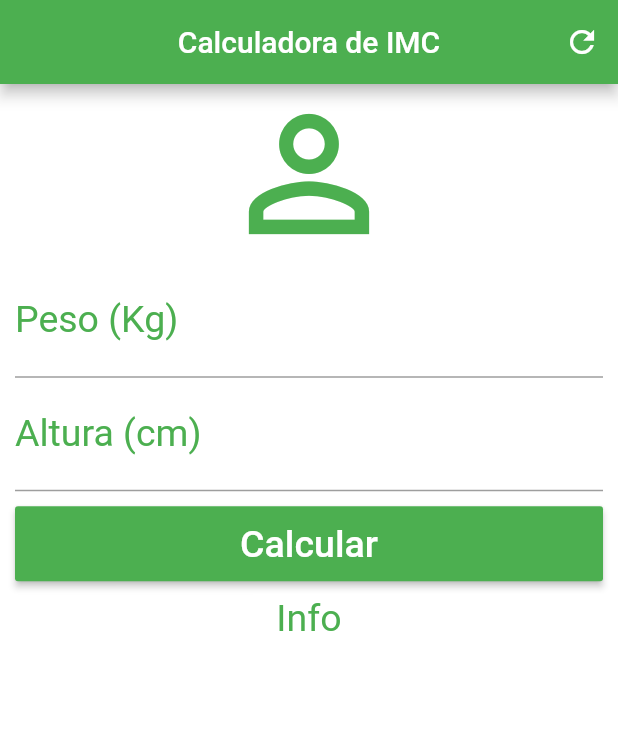
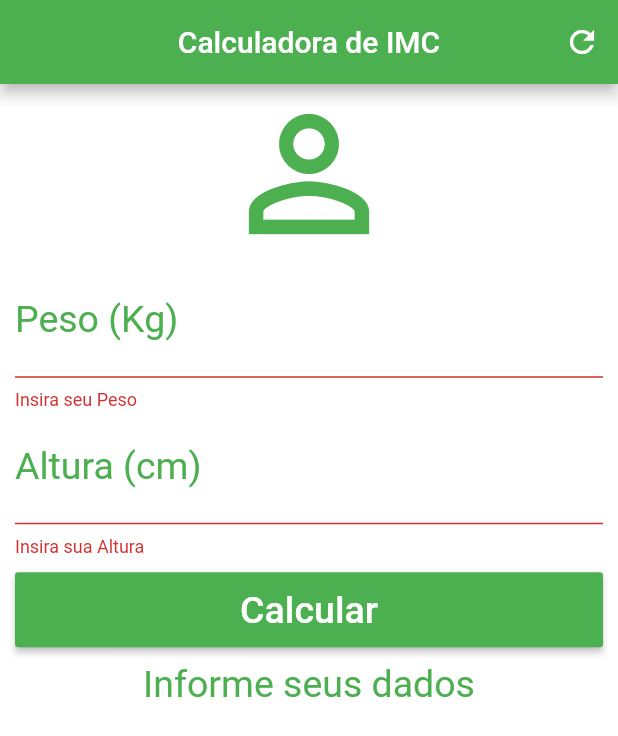
Before and after one commit to ViniciusZanoli/calculadora_imc, a Flutter app: the screen it shows after launch, after a tap on "Calcular", on a phone screen of 412 x 824 dp. Shown: the top 736 px of the screen. Run offline on Flutter 3.47's test engine with Material 2 defaults, Android fonts, the phone set to English and light mode, and no system bars.

Commit message:
Logica de calcular IMC inserida, app funcionando

```diff
--- a/lib/main.dart
+++ b/lib/main.dart
@@ -13,6 +13,44 @@ class Home extends StatefulWidget {
 }
 
 class _HomeState extends State<Home> {
+  TextEditingController weightController = TextEditingController();
+  TextEditingController heightController = TextEditingController();
+
+  GlobalKey<FormState> _formKey = GlobalKey<FormState>();
+
+  String _infoText = "Informe seus dados";
+
+  void _resetFields() {
+    setState(() {
+      weightController.text = "";
+      heightController.text = "";
+
+      _infoText = "Informe os seus dados";
+      _formKey = GlobalKey<FormState>();
+    });
+  }
+
+  void _calculate() {
+    setState(() {
+      double weight = double.parse(weightController.text);
+      double heigt = double.parse(heightController.text) / 100;
+      double imc = weight / (heigt * heigt);
+      if (imc < 18.6) {
+        _infoText = "Abaixo do Peso (${imc.toStringAsPrecision(3)})";
+      } else if (imc >= 18.6 && imc < 24.9) {
+        _infoText = "Peso ideal (${imc.toStringAsPrecision(3)})";
+      } else if (imc >= 24.9 && imc < 29.9) {
+        _infoText = "Levemente acima do Peso (${imc.toStringAsPrecision(3)})";
+      } else if (imc >= 29.9 && imc < 34.9) {
+        _infoText = "Obesidade gral I (${imc.toStringAsPrecision(3)})";
+      } else if (imc >= 34.9 && imc < 39.9) {
+        _infoText = "Obesidade gral II (${imc.toStringAsPrecision(3)})";
+      } else if (imc >= 40) {
+        _infoText = "Obesidade gral III (${imc.toStringAsPrecision(3)})";
+      }
+    });
+  }
+
   @override
   Widget build(BuildContext context) {
     return Scaffold(
@@ -21,38 +59,58 @@ class _HomeState extends State<Home> {
           centerTitle: true,
           backgroundColor: Colors.green,
           actions: <Widget>[
-            IconButton(icon: Icon(Icons.refresh), onPressed: () {})
+            IconButton(icon: Icon(Icons.refresh), onPressed: _resetFields),
           ],
         ),
         backgroundColor: Colors.white,
         body: SingleChildScrollView(
             padding: EdgeInsets.fromLTRB(10.0, 0.0, 10.0, 0.0),
+            child: Form(
+              key: _formKey,
               child: Column(
                 crossAxisAlignment: CrossAxisAlignment.stretch,
                 children: <Widget>[
                   Icon(Icons.person_outline, size: 120, color: Colors.green),
-              TextField(
+                  TextFormField(
                     keyboardType: TextInputType.number,
                     decoration: InputDecoration(
                         labelText: "Peso (Kg)",
                         labelStyle: TextStyle(color: Colors.green)),
                     textAlign: TextAlign.center,
                     style: TextStyle(color: Colors.green, fontSize: 25.0),
+                    controller: weightController,
+                    // ignore: missing_return
+                    validator: (value) {
+                      if (value.isEmpty) {
+                        return "Insira seu Peso";
+                      }
+                    },
                   ),
-              TextField(
+                  TextFormField(
                     keyboardType: TextInputType.number,
                     decoration: InputDecoration(
                         labelText: "Altura (cm)",
                         labelStyle: TextStyle(color: Colors.green)),
                     textAlign: TextAlign.center,
                     style: TextStyle(color: Colors.green, fontSize: 25.0),
+                    controller: heightController,
+                    // ignore: missing_return
+                    validator: (value) {
+                      if (value.isEmpty) {
+                        return "Insira sua Altura";
+                      }
+                    },
                   ),
                   Padding(
                     padding: EdgeInsets.only(top: 10.0, bottom: 10.0),
                     child: Container(
                       height: 50.0,
                       child: RaisedButton(
-                    onPressed: () {},
+                        onPressed: () {
+                          if(_formKey.currentState.validate()){
+                            _calculate();
+                          }
+                        },
                         child: Text(
                           "Calcular",
                           style: TextStyle(color: Colors.white, fontSize: 25.0),
@@ -62,12 +120,12 @@ class _HomeState extends State<Home> {
                     ),
                   ),
                   Text(
-                "Info",
+                    _infoText,
                     textAlign: TextAlign.center,
                     style: TextStyle(color: Colors.green, fontSize: 25.0),
                   ),
                 ],
               ),
-        ));
+            )));
   }
 }
```
Also changed, not shown: 1 other file. Lines whose indentation alone changed are shown as unchanged.
